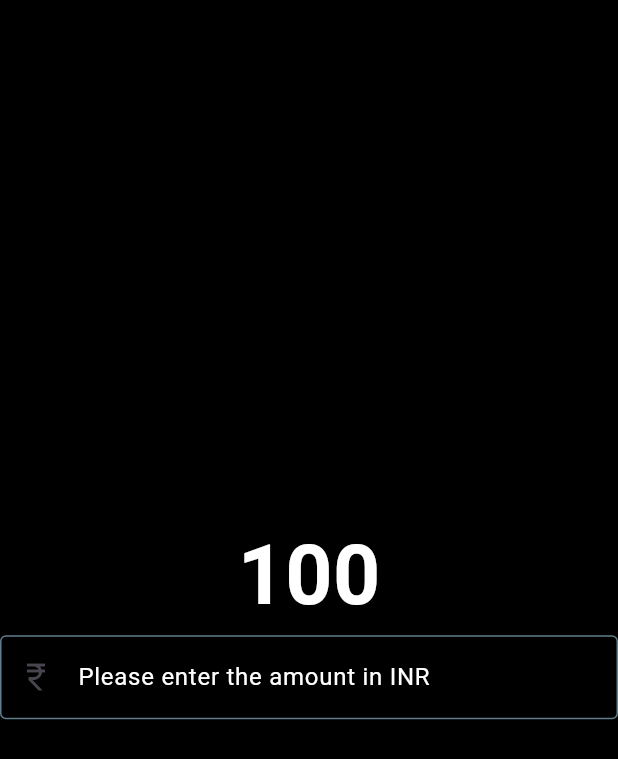
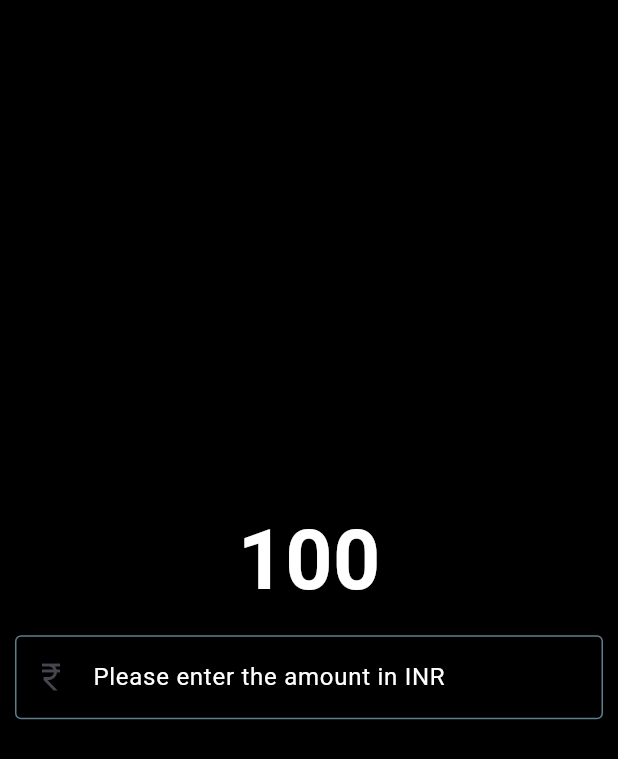
Before and after one commit to SujayPrabhu96/currency-converter-flutter, a Flutter app: the screen it shows after launch, on a phone screen of 412 x 824 dp. Shown: the top 759 px of the screen. Run offline on Flutter 3.47's test engine with Material 3 defaults, Android fonts, the phone set to English and light mode, and no system bars.

Commit message:
Wrap TextField inside Container

```diff
--- a/lib/currency_converter_material_page.dart
+++ b/lib/currency_converter_material_page.dart
@@ -11,14 +11,14 @@ class CurrencyConverterMaterialPage extends StatelessWidget {
       ),
     );
 
-    return const Scaffold(
+    return Scaffold(
       backgroundColor: Colors.black,
       body: Center(
         child: Column(
           mainAxisAlignment: MainAxisAlignment.center,
           crossAxisAlignment: CrossAxisAlignment.center,
           children: [
-            Text(
+            const Text(
               '100',
               style: TextStyle(
                 fontSize: 55,
@@ -26,7 +26,10 @@ class CurrencyConverterMaterialPage extends StatelessWidget {
                 color: Colors.white
               )
             ),
-            TextField(
+            Container(
+              padding: const EdgeInsets.all(10),
+              child: const TextField(
+                keyboardType: TextInputType.numberWithOptions(decimal: true),
                 decoration: InputDecoration(
                   labelText: 'Please enter the amount in INR',
                   labelStyle: TextStyle(
@@ -39,6 +42,7 @@ class CurrencyConverterMaterialPage extends StatelessWidget {
                 style: TextStyle(
                   color: Colors.white
                 ),
+              ),
             )
           ],
         )
```
Lines whose indentation alone changed are shown as unchanged.
